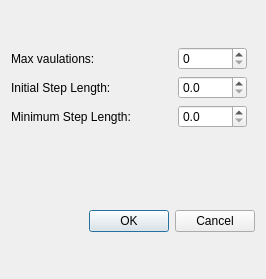
Before: the Qt Designer form optparametersdialog.ui in Kaneneal/FieldOptDriverGUI, drawn with Qt 5.
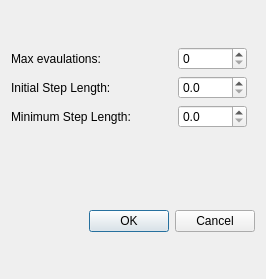
After: the same form once the commit is applied.

```diff
--- a/optparametersdialog.ui
+++ b/optparametersdialog.ui
@@ -29,7 +29,7 @@
             </size>
            </property>
            <property name="text">
-            <string>Max vaulations:</string>
+            <string>Max evaulations:</string>
            </property>
           </widget>
          </item>
```
Left out of the diff: 6 changed lines with no effect on the pictures.
